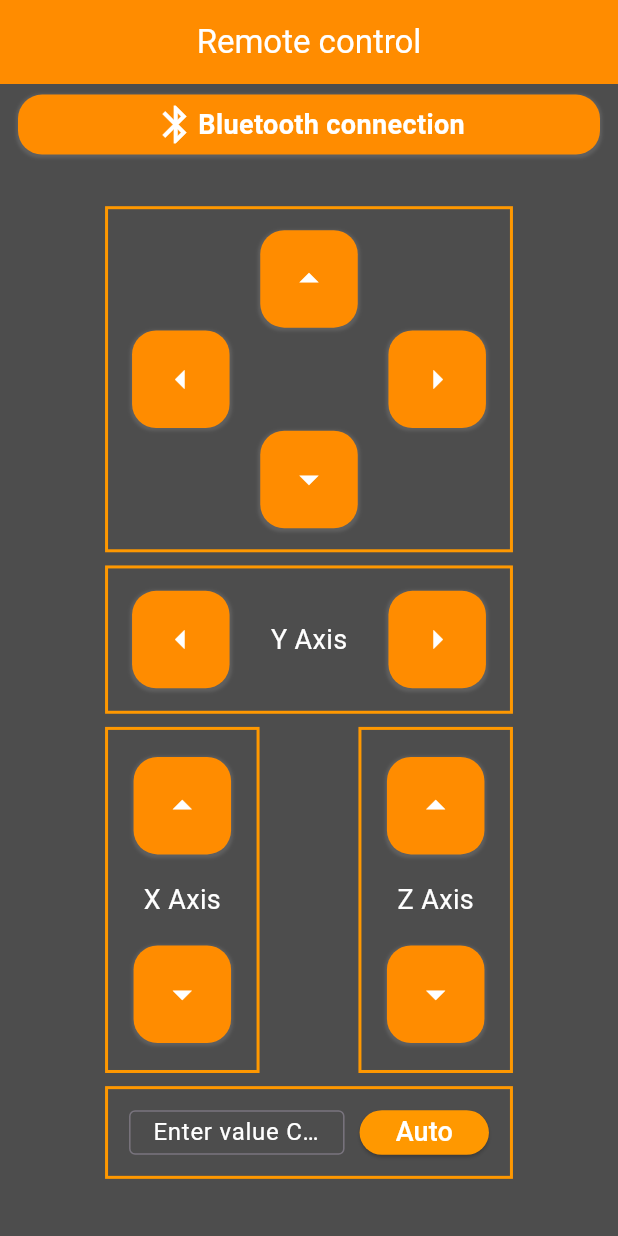
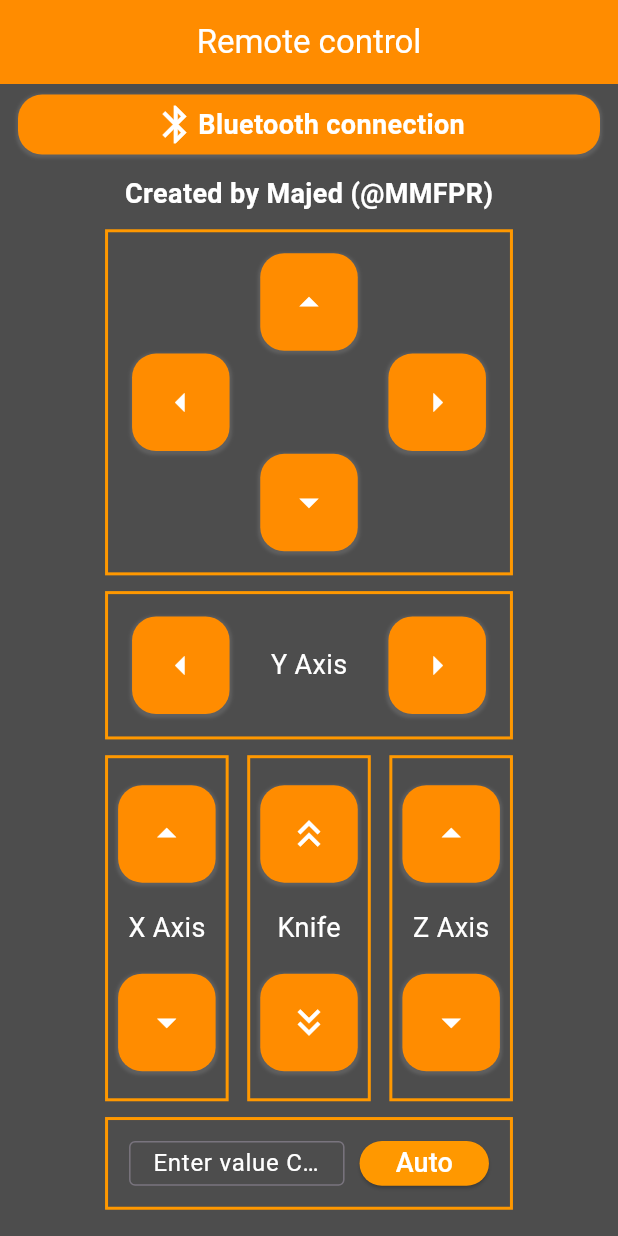
Before and after one commit to MMFPR/cement_robot_v1_4, a Flutter app: the screen it shows after launch, on a phone screen of 412 x 824 dp. Run offline on Flutter 3.47's test engine with Material 3 defaults, Android fonts, the light colour scheme and no system bars; our stand-ins replace flutter_bluetooth_serial, permission_handler.

Commit message:
Updated 06-01-2025 Bug fix update

```diff
--- a/lib/drive_control.dart
+++ b/lib/drive_control.dart
@@ -90,16 +90,25 @@ class _DriveControlState extends State<DriveControl> {
         child: Container(
           padding: const EdgeInsets.all(1),
           width: MediaQuery.of(context).size.width * 0.9,
-          height: MediaQuery.of(context).size.height * 0.8,
+          height: MediaQuery.of(context).size.height * 0.85,
           child: Column(
             crossAxisAlignment: CrossAxisAlignment.center,
             children: [
+              const Text(
+                "Created by Majed (@MMFPR)",
+                style: TextStyle(
+                  fontSize: 18,
+                  fontWeight: FontWeight.bold,
+                  color: Colors.white,
+                ),
+              ),
+              SizedBox(height: MediaQuery.of(context).size.height * 0.01),
               // Directional control
               Expanded(child: _buildDirectionalControl()),
 
               // Y Axis control
               SizedBox(height: MediaQuery.of(context).size.height * 0.01),
-              _buildAxisControl('Y Axis', "2", "3"),
+              _buildAxisControl('Y Axis', "2\n", "3\n"),
 
               // X and Z Axis control
               SizedBox(height: MediaQuery.of(context).size.height * 0.01),
@@ -214,13 +223,17 @@ class _DriveControlState extends State<DriveControl> {
   }
 
   Widget _buildXZControls() {
-    return Row(
-      mainAxisAlignment: MainAxisAlignment.center,
-      children: [
-        _buildSingleAxisControl('X Axis', "0\n", "1\n"),
-        SizedBox(width: MediaQuery.of(context).size.width * 0.16),
-        _buildSingleAxisControl('Z Axis', "4\n", "5\n"),
-      ],
+    return Expanded(
+      child: Row(
+        mainAxisAlignment: MainAxisAlignment.center,
+        children: [
+          _buildSingleAxisControl('X Axis', "0\n", "1\n"),
+          SizedBox(width: MediaQuery.of(context).size.width * 0.03),
+          _buildKnifeControl('Knife', "10\n", "11\n"),
+          SizedBox(width: MediaQuery.of(context).size.width * 0.03),
+          _buildSingleAxisControl('Z Axis', "4\n", "5\n"),
+        ],
+      ),
     );
   }
 
@@ -228,7 +241,7 @@ class _DriveControlState extends State<DriveControl> {
       String axis, String upCommand, String downCommand) {
     return Container(
       padding: const EdgeInsets.all(4),
-      width: MediaQuery.of(context).size.width * 0.25,
+      width: MediaQuery.of(context).size.width * 0.20,
       height: MediaQuery.of(context).size.height * 0.28,
       decoration: BoxDecoration(
         border: Border.all(
@@ -262,6 +275,49 @@ class _DriveControlState extends State<DriveControl> {
             onPressed: () => _sendBluetoothData(downCommand),
             onLongPress: () => _startContinuousSending(downCommand),
             onLongPressUp: _stopContinuousSending,
+          ),
+        ],
+      ),
+    );
+  }
+
+  Widget _buildKnifeControl(String axis, String upCommand, String downCommand) {
+    return Container(
+      padding: const EdgeInsets.all(4),
+      width: MediaQuery.of(context).size.width * 0.20,
+      height: MediaQuery.of(context).size.height * 0.28,
+      decoration: BoxDecoration(
+        border: Border.all(
+          color: Colors.orange,
+          width: 2,
+        ),
+      ),
+      child: Stack(
+        alignment: Alignment.center,
+        children: [
+          _createControlButton(
+            icon: Icons.keyboard_double_arrow_up_outlined,
+            top: 10,
+            onPressed: () => _sendBluetoothData(upCommand),
+            onLongPress: () {}, // دالة فارغة
+            onLongPressUp: () {}, // دالة فارغة
+          ),
+          SizedBox(
+            width: 70,
+            height: 48,
+            child: Center(
+              child: Text(
+                axis,
+                style: const TextStyle(color: Colors.white, fontSize: 18),
+              ),
+            ),
+          ),
+          _createControlButton(
+            icon: Icons.keyboard_double_arrow_down_outlined,
+            bottom: 10,
+            onPressed: () => _sendBluetoothData(downCommand),
+            onLongPress: () {}, // دالة فارغة
+            onLongPressUp: () {}, // دالة فارغة
           ),
         ],
       ),
--- a/pubspec.yaml
+++ b/pubspec.yaml
@@ -37,6 +37,7 @@ dependencies:
   cupertino_icons: ^1.0.8
   flutter_bluetooth_serial: ^0.4.0
   permission_handler: ^11.3.1
+  font_awesome_flutter: ^10.8.0
 
 dev_dependencies:
   flutter_test:
```
Also changed, not shown: pubspec.lock.
